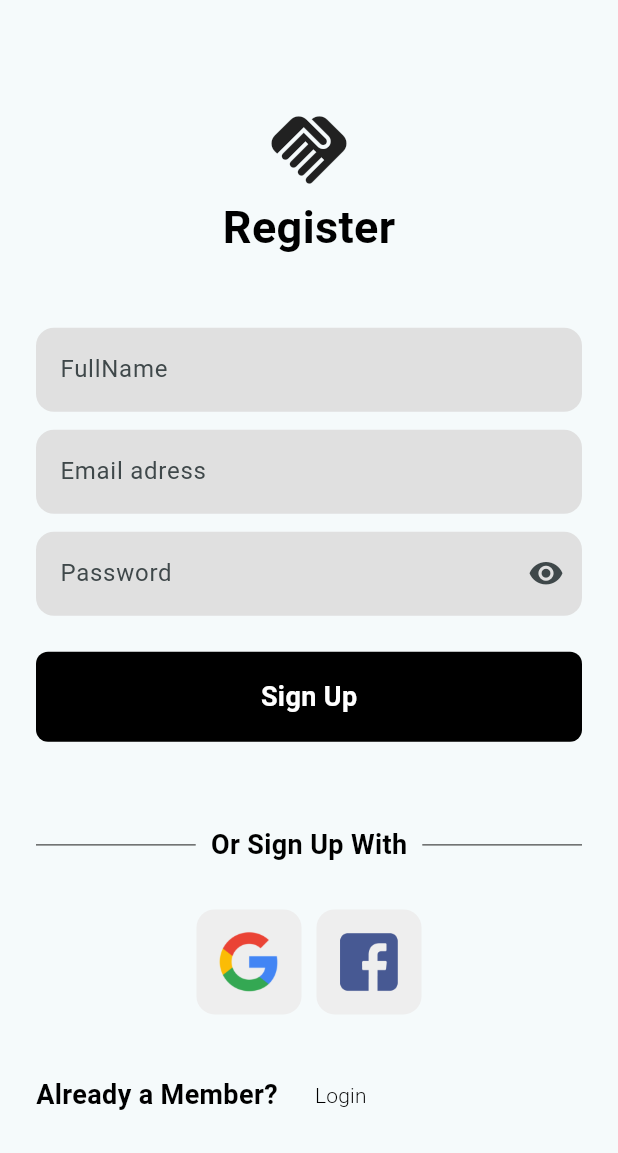
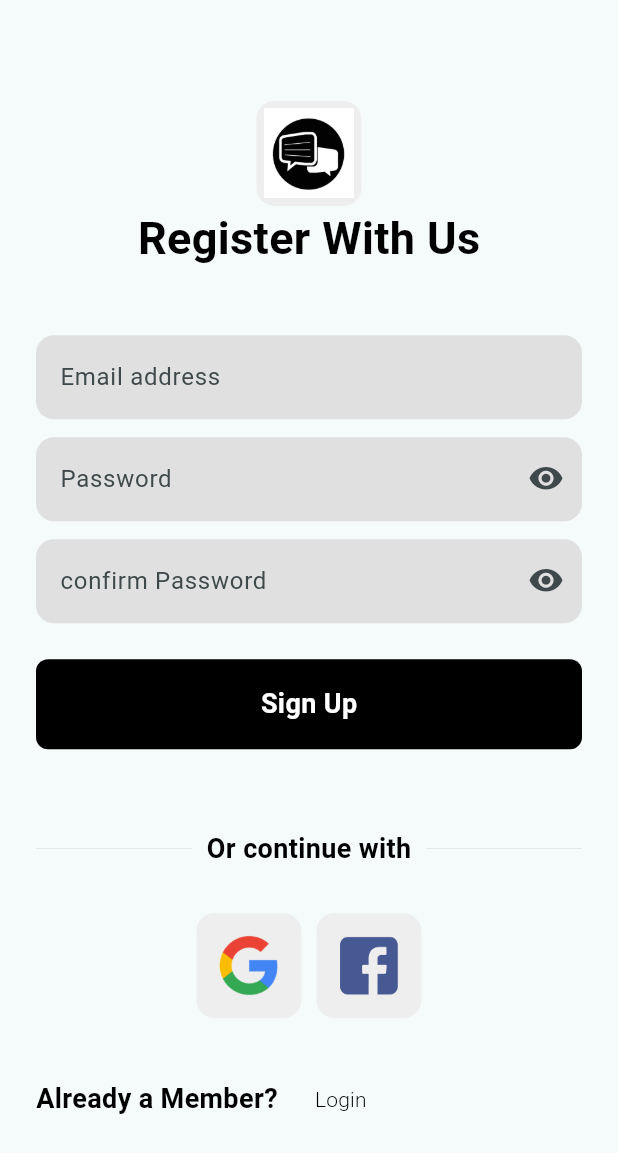
Before and after one commit to devcooljoee/flutter-firebase, a Flutter app: the screen it shows after launch, after a tap on "Register", on a phone screen of 412 x 824 dp. Shown: the top 1153 px of the screen. Run offline on Flutter 3.47's test engine with Material 3 defaults, Android fonts, the phone set to English and light mode, and no system bars; our stand-ins replace firebase_auth, firebase_core; accounts and stored records are empty; network calls fail.

Commit message:
third commit

```diff
--- a/lib/main.dart
+++ b/lib/main.dart
@@ -1,11 +1,12 @@
 import 'package:firebase_core/firebase_core.dart';
 import 'package:flutter/material.dart';
 import 'package:flutterfirebase/firebase_options.dart';
-import 'package:flutterfirebase/pages/auth_page.dart';
+
 import 'package:flutterfirebase/pages/chat_screen.dart';
 import 'package:flutterfirebase/pages/forgot.dart';
 import 'package:flutterfirebase/pages/login_page.dart';
 import 'package:flutterfirebase/pages/signup_screen.dart';
+import 'package:flutterfirebase/views/components/splash_screen.dart';
 
 void main() async {
   WidgetsFlutterBinding.ensureInitialized();
@@ -28,10 +29,10 @@ class MyApp extends StatelessWidget {
           colorScheme: ColorScheme.fromSeed(seedColor: Colors.white),
           useMaterial3: true,
         ),
-        home: const AuthPage(),
+        home: const SplashScreenState(),
         routes: {
           '/login': (context) => LoginScreen(),
-          '/register': (context) => SignupScreen(),
+          '/register': (context) => const SignUpScreen(),
           '/forgot': (context) => ForgotPassowrd(),
           '/chatscreen': (context) => const ChatScreen(),
         });
--- a/lib/pages/auth_page.dart
+++ b/lib/pages/auth_page.dart
@@ -1,7 +1,7 @@
 import 'package:firebase_auth/firebase_auth.dart';
 import 'package:flutter/material.dart';
 import 'package:flutterfirebase/pages/chat_screen.dart';
-import 'package:flutterfirebase/pages/login_page.dart';
+import 'package:flutterfirebase/pages/login_or_register_page.dart';
 
 class AuthPage extends StatelessWidget {
   const AuthPage({super.key});
@@ -13,9 +13,9 @@ class AuthPage extends StatelessWidget {
         stream: FirebaseAuth.instance.authStateChanges(),
         builder: (context, snapshot) {
           if (snapshot.hasData) {
-            return ChatScreen();
+            return const ChatScreen();
           } else {
-            return LoginScreen();
+            return const LoginOrRegisterPage();
           }
         },
       ),
--- a/lib/pages/forgot.dart
+++ b/lib/pages/forgot.dart
@@ -35,7 +35,7 @@ class ForgotPassowrd extends StatelessWidget {
                 Align(
                   alignment: Alignment.bottomRight,
                   child: TextButton(
-                    child: Text("Go back", style: AppText.subText),
+                    child: Text("<<< Go back", style: AppText.subText),
                     onPressed: () {
                       Navigator.of(context).pushNamed('/login');
                     },
--- /dev/null
+++ b/lib/pages/login_or_register_page.dart
@@ -0,0 +1,29 @@
+import 'package:flutter/widgets.dart';
+import 'package:flutterfirebase/pages/login_page.dart';
+import 'package:flutterfirebase/pages/signup_screen.dart';
+
+class LoginOrRegisterPage extends StatefulWidget {
+  const LoginOrRegisterPage({super.key});
+
+  @override
+  State<LoginOrRegisterPage> createState() => _LoginOrRegisterPageState();
+}
+
+class _LoginOrRegisterPageState extends State<LoginOrRegisterPage> {
+  bool showLoginPage = true;
+
+  void togglePage() {
+    setState(() {
+      showLoginPage = !showLoginPage;
+    });
+  }
+
+  @override
+  Widget build(BuildContext context) {
+    if (showLoginPage) {
+      return const LoginScreen();
+    } else {
+      return const SignUpScreen();
+    }
+  }
+}
--- a/lib/pages/signup_screen.dart
+++ b/lib/pages/signup_screen.dart
@@ -1,25 +1,73 @@
+// ignore_for_file: prefer_const_constructors
+
+import 'package:firebase_auth/firebase_auth.dart';
 import 'package:flutter/material.dart';
 import 'package:flutterfirebase/views/components/app_text.dart';
+// import 'package:flutter/rendering.dart';
 import 'package:flutterfirebase/views/components/container.dart';
 import 'package:flutterfirebase/views/components/image_container.dart';
 import 'package:flutterfirebase/views/components/password_textfield.dart';
 import 'package:flutterfirebase/views/components/username_textfield.dart';
 
-class SignupScreen extends StatefulWidget {
-  SignupScreen({super.key});
-
-  final usernameController = TextEditingController();
-  final passwordController = TextEditingController();
+class SignUpScreen extends StatefulWidget {
+  const SignUpScreen({super.key});
 
   @override
-  State<SignupScreen> createState() => _SignupScreenState();
+  State<SignUpScreen> createState() => _SignUpScreenState();
 }
 
-void signUpUser() {}
+class _SignUpScreenState extends State<SignUpScreen> {
+  final emailController = TextEditingController();
+  final passwordController = TextEditingController();
+  final confirmPasswordController = TextEditingController();
 
-class _SignupScreenState extends State<SignupScreen> {
-  final usernameController = TextEditingController();
-  final passwordController = TextEditingController();
+  //signInUSER
+  void signUpUser() async {
+    //loading circle
+    showDialog(
+        context: context,
+        builder: (context) {
+          return Center(
+            child: CircularProgressIndicator(
+              color: Colors.black,
+            ),
+          );
+        });
+
+    //sign In
+    try {
+      if (passwordController.text == confirmPasswordController.text) {
+        await FirebaseAuth.instance.createUserWithEmailAndPassword(
+          email: emailController.text,
+          password: passwordController.text,
+        );
+        Navigator.pop(context);
+      } else {
+        showErrorMessage("Password don't match");
+      }
+      //pop loading circle
+      Navigator.pop(context);
+    } on FirebaseAuthException catch (e) {
+      Navigator.pop(context);
+      //show error message
+      showErrorMessage(e.code);
+    }
+  }
+
+  void showErrorMessage(String message) {
+    showDialog(
+        context: context,
+        builder: (context) {
+          return AlertDialog(
+            title: Text(
+              message,
+              style: AppText.bodyText,
+            ),
+            backgroundColor: Colors.grey,
+          );
+        });
+  }
+
   @override
   Widget build(BuildContext context) {
     return Scaffold(
@@ -30,99 +78,92 @@ class _SignupScreenState extends State<SignupScreen> {
             padding: const EdgeInsets.all(24.0),
             child: Column(
               children: [
-                const Spacer(),
-                const Icon(
-                  Icons.handshake,
-                  size: 60,
+                Spacer(),
+                ImageContainer(
+                  imagePath: "assets/png/splash.jpg",
+                  height: 200,
                 ),
-                const Text("Register", style: AppText.mainText),
-                const Spacer(),
+                Text("Register With Us", style: AppText.mainText),
+                Spacer(),
                 UsernameTextField(
-                  label: ("FullName"),
-                  controller: usernameController,
-                  hinttext: "Osunfisan Peter",
-                  obscuretext: false,
-                ),
-                const SizedBox(
-                  height: 12,
-                ),
-                UsernameTextField(
-                  label: ("Email adress"),
-                  controller: usernameController,
+                  label: ("Email address"),
+                  controller: emailController,
                   hinttext: "peter@gmail.com",
                   obscuretext: false,
                 ),
-                const SizedBox(
+                SizedBox(
                   height: 12,
                 ),
                 PasswordTextfield(
                   label: ("Password"),
                   controller: passwordController,
                 ),
-                const SizedBox(
+                SizedBox(height: 12),
+                PasswordTextfield(
+                  label: ("confirm Password"),
+                  controller: confirmPasswordController,
+                ),
+                SizedBox(
                   height: 24,
                 ),
-                const ContainerBox(
+                ContainerBox(
                   onTap: signUpUser,
-                  // onTap: () {
-                  // Navigator.of(context).pushNamed('/login');
-                  // },
                   hintText: 'Sign Up',
                 ),
-                const Spacer(),
+                Spacer(),
                 Row(
                   children: [
                     Expanded(
                         child: Divider(
-                      thickness: 0.8,
-                      color: Colors.grey.shade800,
+                      thickness: 0.5,
+                      color: Colors.grey.shade300,
                     )),
-                    const Padding(
-                      padding: EdgeInsets.all(10.0),
-                      child: Text("Or Sign Up With", style: AppText.bodyText),
+                    Padding(
+                      padding: const EdgeInsets.all(10.0),
+                      child: Text("Or continue with", style: AppText.bodyText),
                     ),
                     Expanded(
                         child: Divider(
-                      thickness: 0.8,
-                      color: Colors.grey.shade800,
+                      thickness: 0.5,
+                      color: Colors.grey.shade300,
                     )),
                   ],
                 ),
-                const SizedBox(
+                SizedBox(
                   height: 20,
                 ),
                 Row(
                   mainAxisAlignment: MainAxisAlignment.center,
                   children: [
                     GestureDetector(
-                        child: const ImageContainer(
-                            imagePath: "assets/png/google.png")),
-                    const SizedBox(
+                        child:
+                            ImageContainer(imagePath: "assets/png/google.png")),
+                    SizedBox(
                       width: 10,
                     ),
                     GestureDetector(
-                        child: const ImageContainer(
+                        child: ImageContainer(
                             imagePath: "assets/png/facebook.png")),
                   ],
                 ),
-                const SizedBox(
+                SizedBox(
                   height: 30,
                 ),
                 Row(
                   children: [
-                    const Text("Already a Member?", style: AppText.bodyText),
-                    const SizedBox(
+                    Text("Already a Member?", style: AppText.bodyText),
+                    SizedBox(
                       width: 10,
                     ),
                     TextButton(
                       onPressed: () {
                         Navigator.of(context).pushNamed('/login');
                       },
-                      child: const Text("Login", style: AppText.subText),
+                      child: Text("Login", style: AppText.subText),
                     ),
                   ],
                 ),
-                const Spacer(),
+                Spacer(),
               ],
             ),
           ),
--- a/lib/views/components/splash_screen.dart
+++ b/lib/views/components/splash_screen.dart
@@ -1,5 +1,6 @@
 import 'package:flutter/material.dart';
-import 'package:flutterfirebase/pages/signup_screen.dart';
+import 'package:flutterfirebase/pages/auth_page.dart';
+
 import 'package:flutterfirebase/views/components/image_container.dart';
 
 class SplashScreenState extends StatefulWidget {
@@ -15,7 +16,7 @@ class _SplashScreenStateState extends State<SplashScreenState> {
     Future.delayed(const Duration(seconds: 3), () {
       Navigator.pushAndRemoveUntil(
           context,
-          MaterialPageRoute(builder: (contextx) => SignupScreen()),
+          MaterialPageRoute(builder: (contextx) => const AuthPage()),
           (route) => false);
     });
     super.initState();
```
Also changed, not shown: lib/pages/login_page.dart (+9 -37 lines).
